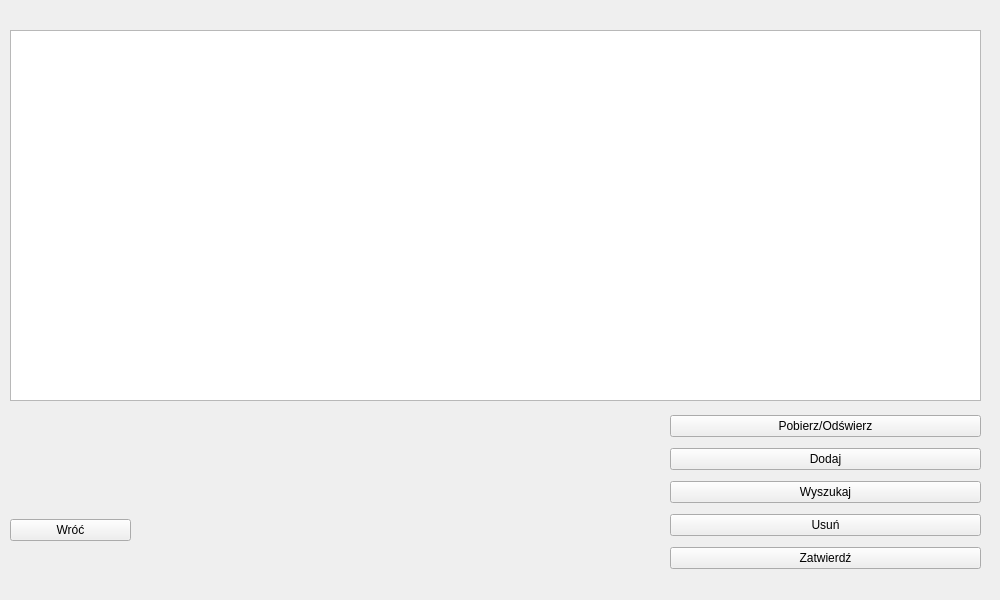
Above: przegladarkiRozlaczne/klienci.ui from margap1998/Bazy-danych-taxi before the change. Below: the same form after it.
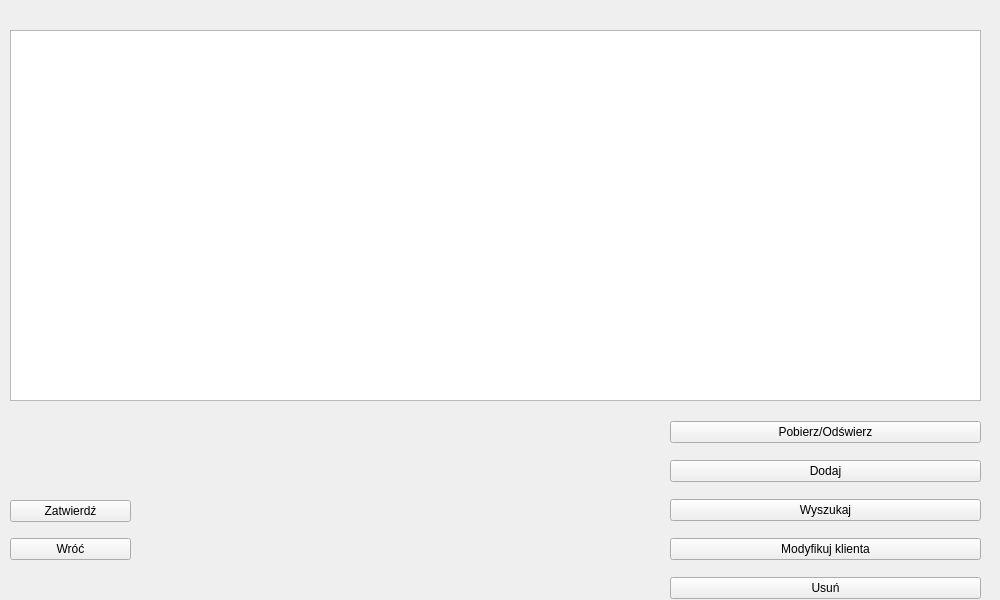
That is the form after the change.

The edit to the form file:
```diff
--- a/przegladarkiRozlaczne/klienci.ui
+++ b/przegladarkiRozlaczne/klienci.ui
@@ -35,6 +35,13 @@
     </rect>
    </property>
    <layout class="QVBoxLayout" name="verticalLayout_3">
+    <item>
+     <widget class="QPushButton" name="ZatwierdzButton_2">
+      <property name="text">
+       <string>Zatwierdź</string>
+      </property>
+     </widget>
+    </item>
     <item>
      <widget class="QPushButton" name="WrocButton_2">
       <property name="text">
@@ -60,7 +67,7 @@
      <x>670</x>
      <y>410</y>
      <width>311</width>
-     <height>166</height>
+     <height>200</height>
     </rect>
    </property>
    <layout class="QVBoxLayout" name="verticalLayout_4">
@@ -85,6 +92,13 @@
       </property>
      </widget>
     </item>
+    <item>
+     <widget class="QPushButton" name="modyfikuj">
+      <property name="text">
+       <string>Modyfikuj klienta</string>
+      </property>
+     </widget>
+    </item>
     <item>
      <widget class="QPushButton" name="UsunButton">
       <property name="text">
@@ -92,13 +106,6 @@
       </property>
      </widget>
     </item>
-    <item>
-     <widget class="QPushButton" name="ZatwierdzButton_2">
-      <property name="text">
-       <string>Zatwierdź</string>
-      </property>
-     </widget>
-    </item>
    </layout>
   </widget>
   <widget class="QWidget" name="horizontalLayoutWidget">
```
